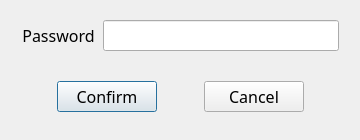
Qt form src/password-dialog.ui (sc0000/hfmdd-video-system) before a commit.
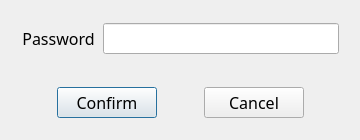
The same form after that commit.

Commit message: fixed password dialog layout

```diff
--- a/src/password-dialog.ui
+++ b/src/password-dialog.ui
@@ -77,7 +77,7 @@
        <number>14</number>
       </property>
       <property name="bottomMargin">
-       <number>8</number>
+       <number>0</number>
       </property>
       <item>
        <widget class="QPushButton" name="okButton">
```
The commit also changes 2 other files.
